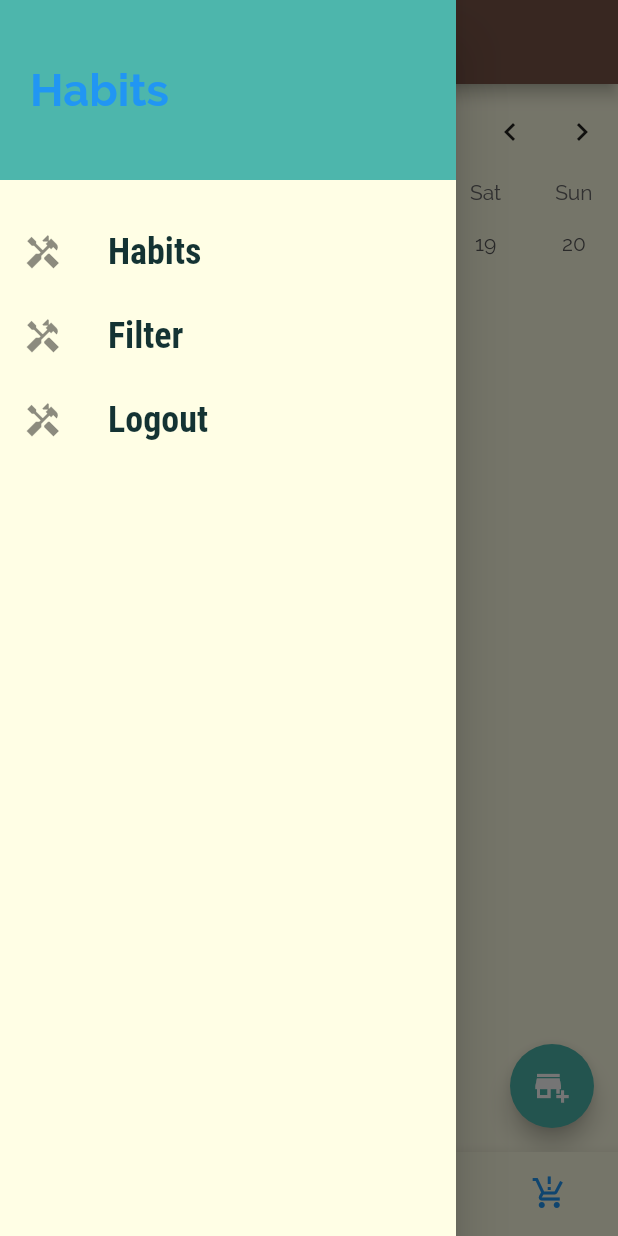
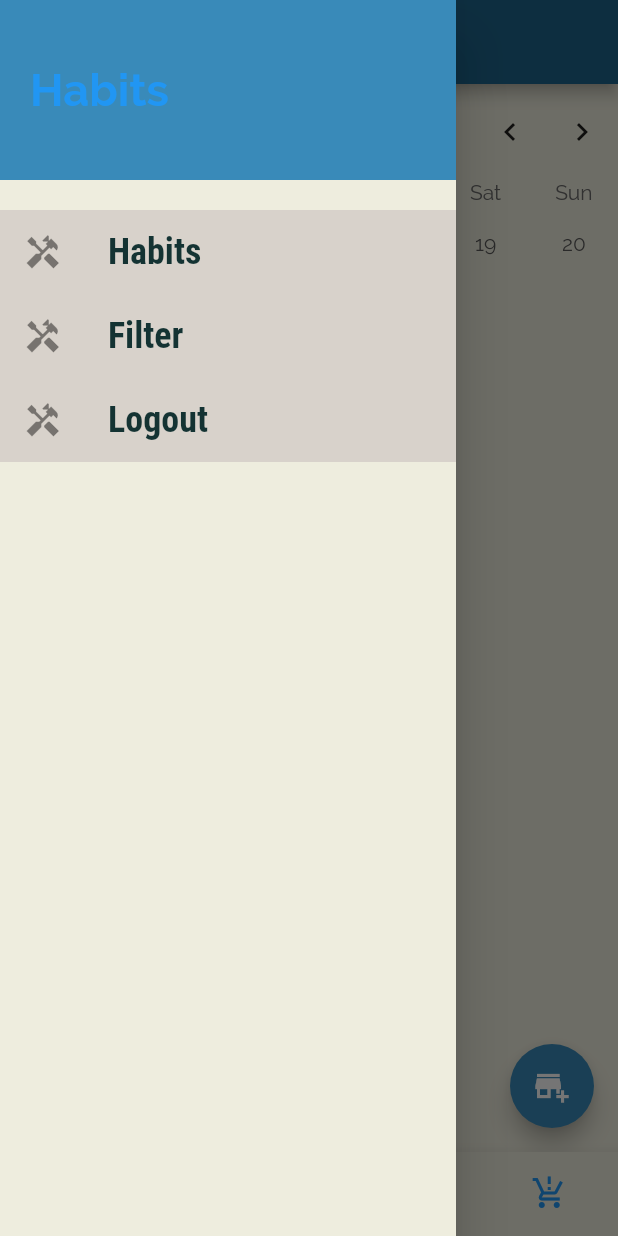
Before and after one commit to jamisays/habit_tracker, a Flutter app: the screen it shows after launch, with the side drawer open, on a phone screen of 412 x 824 dp. Run offline on Flutter 3.47's test engine with Material 2 defaults, Android fonts, the light colour scheme and no system bars; drawn by our look-alikes of table_calendar; our stand-ins replace flutter_form_builder, flutter_heatmap_calendar, flutter_slidable, hive, percent_indicator, shared_preferences and 2 more; missing offline and left inert: awesome_select, cloud_firestore_web, firebase_core_web, flutter_spinbox, shared_preferences_web; accounts and stored records are empty.

Commit message:
before clean architecture

```diff
--- a/lib/main.dart
+++ b/lib/main.dart
@@ -73,10 +73,14 @@ class MyApp extends StatelessWidget {
             // primarySwatch: Colors.blueGrey,
             // accentColor: Colors.amber,
             colorScheme: ColorScheme.fromSwatch().copyWith(
-              primary: Colors.brown,
-              secondary: Colors.teal.shade300,
+              primary: Color.fromRGBO(28, 101, 140, 1),
+              secondary: Color.fromRGBO(57, 138, 185, 1),
             ),
-            canvasColor: Color.fromRGBO(255, 254, 229, 1),
+            canvasColor: Color.fromRGBO(238, 237, 222, 1),
+            listTileTheme: ListTileThemeData(
+              // Color.fromRGBO(216, 210, 203, 1),
+              tileColor: Color.fromRGBO(216, 210, 203, 1),
+            ),
             fontFamily: 'Raleway',
             textTheme: ThemeData.light().textTheme.copyWith(
                   bodyText1: TextStyle(
@@ -135,6 +139,7 @@ class MyApp extends StatelessWidget {
             RelapseHistory.routeName: (ctx) => RelapseHistory(),
             // StatisticsScreen.routeName: (ctx) => StatisticsScreen(),
           },
+          debugShowCheckedModeBanner: false,
           // onGenerateRoute: (settings) {
           //   print(settings.arguments);
           //   return MaterialPageRoute(builder: (ctx) => CategoriesScreen(),);
--- a/lib/widgets/bad_habits/bad_details_record_card.dart
+++ b/lib/widgets/bad_habits/bad_details_record_card.dart
@@ -14,7 +14,7 @@ class RecordCard extends StatelessWidget {
     return Container(
       padding: const EdgeInsets.all(15),
       decoration: BoxDecoration(
-        color: Colors.amber.shade100,
+        color: Theme.of(context).listTileTheme.tileColor,
       ),
       child: Column(
         crossAxisAlignment: CrossAxisAlignment.start,
@@ -29,7 +29,7 @@ class RecordCard extends StatelessWidget {
             ),
           ),
           Text(
-            'Best Streak',
+            footarText,
             style: TextStyle(
               fontSize: size.height * .025,
               fontFamily: 'Helvetica',
--- a/lib/widgets/bad_habits/my_bad_habit_item.dart
+++ b/lib/widgets/bad_habits/my_bad_habit_item.dart
@@ -79,10 +79,13 @@ class _MyBadHabitItemState extends State<MyBadHabitItem> {
         margin: EdgeInsets.symmetric(
             horizontal: size.height * .01, vertical: size.height * .01),
         child: ListTile(
+          // tileColor: Color.fromRGBO(224, 221, 170, 1),
+          tileColor: Theme.of(context).listTileTheme.tileColor,
           leading: CircularPercentIndicator(
             radius: size.height * .043,
             // fillColor: Colors.amber,
-            progressColor: Colors.amber,
+            backgroundColor: Colors.grey.shade200,
+            progressColor: Colors.amber.shade600,
             // have to revert when validation logic is implemented
             percent: _todaySeconds > 0 ? _todaySeconds / 86400 : 0,
             center: CircleAvatar(
```
Also changed, not shown: lib/helpers/db_helper.dart (deleted, +0 -27 lines), lib/screens/bad_habits/myBadHabitDetailScreen.dart (+16 -27 lines), lib/components/duration_text_field.dart (deleted), 1 other file.
